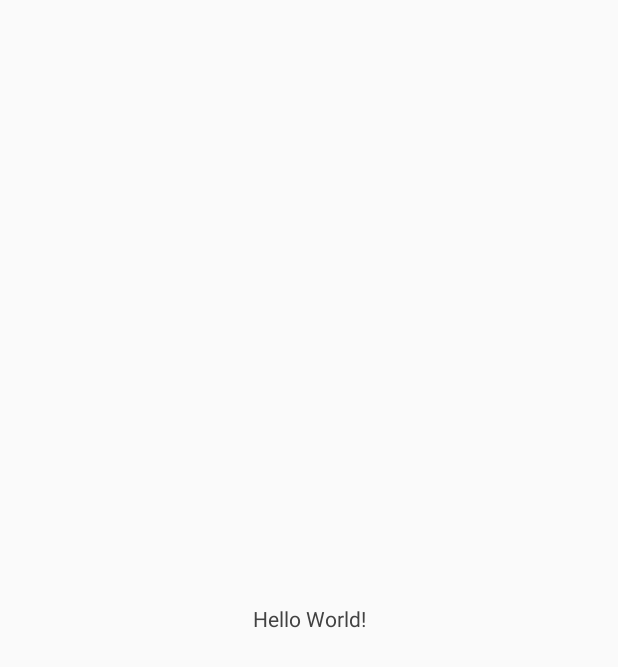
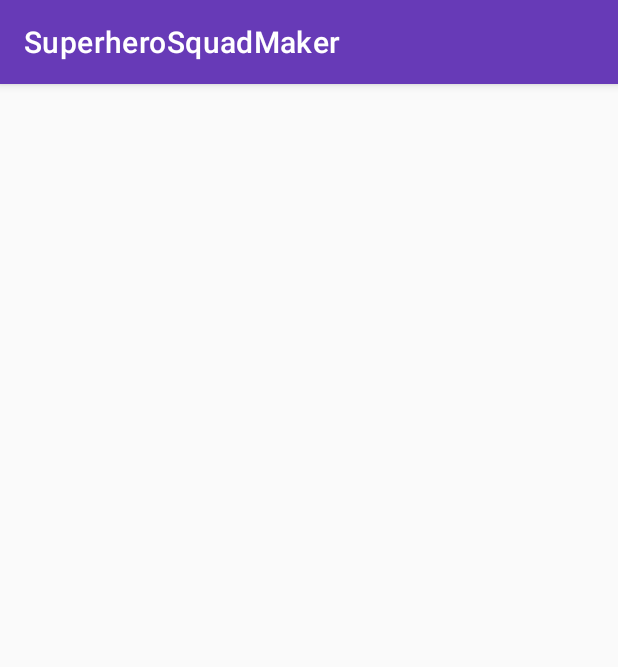
Before and after one commit to ThanosFisherman/SuperheroSquadMaker, an Android app: the screen it shows after launch (MainActivity), on a phone screen of 412 x 824 dp. Before the commit the part shown is almost empty. Shown: the top 667 px of the screen. Run offline under Robolectric (Android 15) with nearby library versions, the phone set to English and light mode, and no system bars.

Commit message:
MainActivity.kt and related activity_main.xml

```diff
--- a/presentation/src/main/AndroidManifest.xml
+++ b/presentation/src/main/AndroidManifest.xml
@@ -13,7 +13,7 @@
         android:supportsRtl="true"
         android:theme="@style/Theme.SquadMaker">
         <activity
-            android:name=".MainActivity"
+            android:name=".activities.MainActivity"
             android:theme="@style/Theme.SquadMaker.LaunchScreen">
             <intent-filter>
                 <action android:name="android.intent.action.MAIN" />
--- a/presentation/src/main/java/com/thanosfisherman/presentation/MainActivity.kt
+++ b/presentation/src/main/java/com/thanosfisherman/presentation/activities/MainActivity.kt
@@ -1,7 +1,9 @@
-package com.thanosfisherman.presentation
+package com.thanosfisherman.presentation.activities
 
 import android.os.Bundle
 import androidx.appcompat.app.AppCompatActivity
+import com.thanosfisherman.presentation.R
+import kotlinx.android.synthetic.main.activity_main.*
 
 class MainActivity : AppCompatActivity() {
 
@@ -9,5 +11,6 @@ class MainActivity : AppCompatActivity() {
         setTheme(R.style.Theme_SquadMaker)
         super.onCreate(savedInstanceState)
         setContentView(R.layout.activity_main)
+        setSupportActionBar(mainToolbar)
     }
 }
--- a/presentation/src/main/res/layout/activity_main.xml
+++ b/presentation/src/main/res/layout/activity_main.xml
@@ -1,18 +1,32 @@
 <?xml version="1.0" encoding="utf-8"?>
-<androidx.constraintlayout.widget.ConstraintLayout xmlns:android="http://schemas.android.com/apk/res/android"
+<androidx.coordinatorlayout.widget.CoordinatorLayout xmlns:android="http://schemas.android.com/apk/res/android"
     xmlns:app="http://schemas.android.com/apk/res-auto"
     xmlns:tools="http://schemas.android.com/tools"
     android:layout_width="match_parent"
     android:layout_height="match_parent"
-    tools:context=".MainActivity">
+    android:fitsSystemWindows="true"
+    tools:context=".activities.MainActivity">
 
-    <TextView
-        android:layout_width="wrap_content"
+    <com.google.android.material.appbar.AppBarLayout
+        android:layout_width="match_parent"
         android:layout_height="wrap_content"
-        android:text="Hello World!"
-        app:layout_constraintBottom_toBottomOf="parent"
-        app:layout_constraintLeft_toLeftOf="parent"
-        app:layout_constraintRight_toRightOf="parent"
-        app:layout_constraintTop_toTopOf="parent" />
+        android:theme="@style/Theme.SquadMaker.AppBarOverlay">
 
-</androidx.constraintlayout.widget.ConstraintLayout>
+        <androidx.appcompat.widget.Toolbar
+            android:id="@+id/mainToolbar"
+            android:layout_width="match_parent"
+            android:layout_height="?actionBarSize"
+            android:background="?colorPrimary"
+            app:layout_scrollFlags="scroll|enterAlways"
+            app:popupTheme="@style/Theme.SquadMaker.PopupOverlay" />
+
+    </com.google.android.material.appbar.AppBarLayout>
+
+    <androidx.recyclerview.widget.RecyclerView
+        android:id="@+id/recycler_heroes"
+        android:layout_width="match_parent"
+        android:layout_height="match_parent"
+        app:layout_behavior="@string/appbar_scrolling_view_behavior"
+        tools:listitem="@layout/list_item" />
+
+</androidx.coordinatorlayout.widget.CoordinatorLayout>
```
Also changed, not shown: buildSrc/src/main/kotlin/LibraryDependency.kt (+34 -32 lines), presentation/src/main/res/layout/list_item.xml (added, +40 -0 lines), presentation/src/main/res/values/dimens.xml (added, +23 -0 lines).
